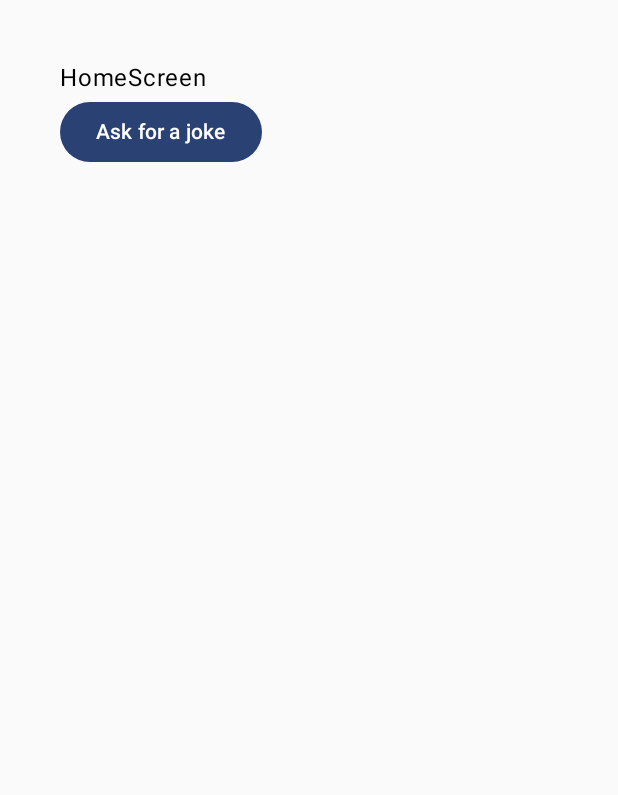
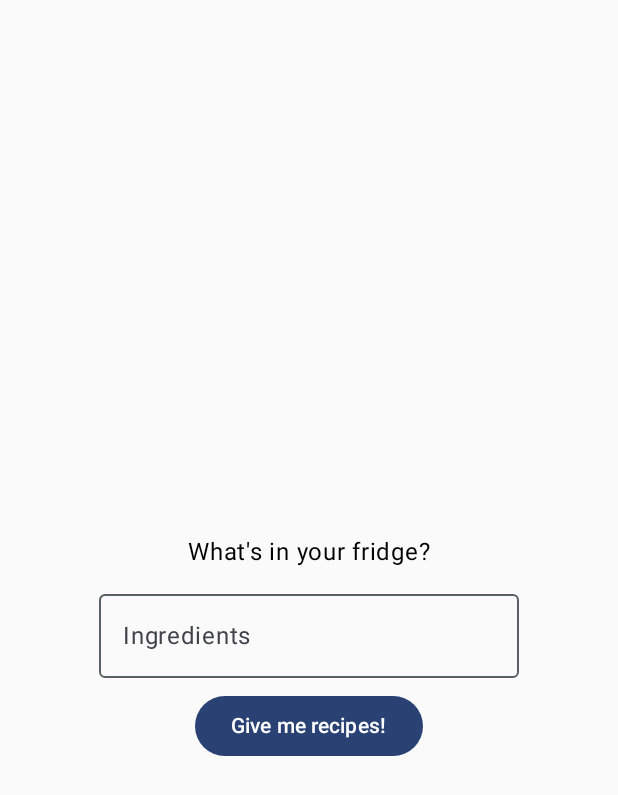
Before and after one commit to FilipMik/aidvisor, an Android app built with Jetpack Compose: the screen it shows after launch (AppActivity), on a phone screen of 412 x 824 dp. Shown: the top 795 px of the screen. Run offline under Robolectric (Android 15) with nearby library versions, the phone set to English and light mode, and no system bars; our stand-ins replace Dagger/Hilt's generated code, Timber; 1 statement that could not run was skipped.

Commit message:
Retrieve GPT response data and show lazy column

```diff
--- a/app/src/main/kotlin/com/filipmik/aidvisor/domain/usecase/GetRecipesListUseCase.kt
+++ b/app/src/main/kotlin/com/filipmik/aidvisor/domain/usecase/GetRecipesListUseCase.kt
@@ -1,9 +1,11 @@
 package com.filipmik.aidvisor.domain.usecase
 
+import android.content.res.Resources
+import com.filipmik.aidvisor.R
 import com.filipmik.aidvisor.data.model.request.ChatCompletionRequest
 import com.filipmik.aidvisor.data.model.request.Message
 import com.filipmik.aidvisor.data.repository.AidvisorRepository
-import com.filipmik.aidvisor.domain.model.RecipeListItem
+import com.filipmik.aidvisor.domain.model.Recipe
 import com.filipmik.aidvisor.tools.ApiResult
 import kotlinx.coroutines.flow.Flow
 import kotlinx.coroutines.flow.flow
@@ -11,6 +13,7 @@ import kotlinx.serialization.json.Json
 import javax.inject.Inject
 
 class GetRecipesListUseCase @Inject constructor(
+    private val resources: Resources,
     private val aidvisorRepository: AidvisorRepository
 ) {
 
@@ -19,7 +22,7 @@ class GetRecipesListUseCase @Inject constructor(
     fun init(ingredients: String) = apply {
         _ingredients = ingredients
     }
-    operator fun invoke() : Flow<ApiResult<List<RecipeListItem>>> = flow {
+    operator fun invoke() : Flow<ApiResult<List<Recipe>>> = flow {
         emit(ApiResult.Loading())
 
         try {
@@ -33,7 +36,7 @@ class GetRecipesListUseCase @Inject constructor(
                 )
             ).choices.first().message.content // The response from chatGpt
 
-            val recipeList: List<RecipeListItem> = Json.decodeFromString(body)
+            val recipeList: List<Recipe> = Json.decodeFromString(body)
 
             emit(ApiResult.Success(recipeList))
         } catch (e: Exception) {
@@ -41,9 +44,6 @@ class GetRecipesListUseCase @Inject constructor(
         }
     }
 
-    private fun getIngredientsQuery(ingredients: String): String {
-        return "Create me a JSON array response in this format: \"[{\"title\":\"Banana Pancakes\"}, ...]\"" +
-            "Without no other comments. Only the array. " +
-            "A list of recipes with these ingredients - $ingredients. With only the titles."
-    }
+    private fun getIngredientsQuery(ingredients: String): String =
+        resources.getString(R.string.gpt_query_recipes, ingredients)
 }
--- /dev/null
+++ b/app/src/main/kotlin/com/filipmik/aidvisor/injection/ApplicationModule.kt
@@ -0,0 +1,17 @@
+package com.filipmik.aidvisor.injection
+
+import android.content.Context
+import android.content.res.Resources
+import dagger.Module
+import dagger.Provides
+import dagger.hilt.InstallIn
+import dagger.hilt.android.qualifiers.ApplicationContext
+import dagger.hilt.components.SingletonComponent
+
+@Module
+@InstallIn(SingletonComponent::class)
+class ApplicationModule {
+
+    @Provides
+    fun resources(@ApplicationContext context: Context): Resources = context.resources
+}
--- a/app/src/main/kotlin/com/filipmik/aidvisor/ui/screens/home/HomeScreen.kt
+++ b/app/src/main/kotlin/com/filipmik/aidvisor/ui/screens/home/HomeScreen.kt
@@ -2,15 +2,25 @@ package com.filipmik.aidvisor.ui.screens.home
 
 import androidx.compose.foundation.layout.Arrangement
 import androidx.compose.foundation.layout.Column
+import androidx.compose.foundation.layout.Spacer
+import androidx.compose.foundation.layout.fillMaxSize
 import androidx.compose.foundation.layout.fillMaxWidth
 import androidx.compose.foundation.layout.padding
+import androidx.compose.foundation.lazy.LazyColumn
+import androidx.compose.foundation.lazy.itemsIndexed
 import androidx.compose.material3.Button
+import androidx.compose.material3.Divider
+import androidx.compose.material3.ExperimentalMaterial3Api
+import androidx.compose.material3.OutlinedTextField
 import androidx.compose.material3.Text
 import androidx.compose.runtime.Composable
+import androidx.compose.ui.Alignment
 import androidx.compose.ui.Modifier
 import androidx.compose.ui.unit.dp
 import androidx.hilt.navigation.compose.hiltViewModel
 import androidx.navigation.NavController
+import com.filipmik.aidvisor.domain.model.Recipe
+import com.filipmik.aidvisor.ui.screens.home.components.RecipeListItem
 
 @Composable
 fun HomeScreen(
@@ -18,19 +28,101 @@ fun HomeScreen(
     viewModel: HomeViewModel = hiltViewModel()
 ) {
 
-    //val response = viewModel.chatCompletionsResponse.collectAsState()
+    with(viewModel.homeState) {
+        Home.Content(
+            viewModel,
+            apiCompletionState,
+            ingredients,
+            recipes
+        )
+    }
+}
 
-    Column(
-        verticalArrangement = Arrangement.Center,
-        modifier = Modifier
-            .fillMaxWidth()
-            .padding(40.dp)
+object Home {
+
+    interface Actions {
+        fun navigateToDetailScreen()
+
+        fun onRetry()
+
+        fun setIngredients(ingredients: String)
+
+        fun fetchRecipes()
+    }
+
+    @Composable
+    fun Content(
+        actions: Actions,
+        apiCompletionState: ScreenState,
+        ingredients: String,
+        recipes: List<Recipe>
     ) {
-        Text(text = "HomeScreen")
+        Column(
+            verticalArrangement = Arrangement.SpaceEvenly
+        ) {
+            Column(
+                verticalArrangement = Arrangement.Center,
+                horizontalAlignment = Alignment.CenterHorizontally,
+                modifier = Modifier
+                    .weight(4f)
+                    .fillMaxWidth()
+            ) {
+                Spacer(modifier = Modifier.padding(20.dp))
+                IngredientsInput(ingredients, actions)
+            }
+
+            if (recipes.isNotEmpty()) {
+                Column (
+                    verticalArrangement = Arrangement.SpaceEvenly,
+                    modifier = Modifier
+                        .weight(6f)
+                        .fillMaxWidth()
+                ) {
+                    RecipesList(recipes)
+                }
+            }
+        }
+    }
+
+    @OptIn(ExperimentalMaterial3Api::class)
+    @Composable
+    fun IngredientsInput(ingredients: String, actions: Actions) {
+        Text(text = "What's in your fridge?")
+
+        Spacer(modifier = Modifier.padding(4.dp))
+
+        OutlinedTextField(
+            modifier = Modifier.padding(20.dp, 0.dp, 20.dp, 0.dp),
+            value = ingredients,
+            onValueChange = { actions.setIngredients(it) },
+            label = { Text("Ingredients") }
+        )
+
+        Spacer(modifier = Modifier.padding(4.dp))
+
         Button(onClick = {
+            actions.fetchRecipes()
+        }) {
+            Text(text = "Give me recipes!")
+        }
+    }
 
-        }) {
-            Text(text = "Ask for a joke")
+    @Composable
+    fun RecipesList(
+        recipes: List<Recipe>
+    ) {
+        LazyColumn(
+            modifier = Modifier.fillMaxSize(),
+        ) {
+            itemsIndexed(recipes) { index, recipe ->
+                RecipeListItem(recipe = recipe, onItemClick = {})
+                if (index < recipes.lastIndex) {
+                    Divider(
+                        modifier = Modifier.padding(start = 16.dp, end = 16.dp),
+                        thickness = 1.dp
+                    )
+                }
+            }
         }
     }
 }
--- a/app/src/main/kotlin/com/filipmik/aidvisor/ui/screens/home/HomeState.kt
+++ b/app/src/main/kotlin/com/filipmik/aidvisor/ui/screens/home/HomeState.kt
@@ -1,10 +1,23 @@
 package com.filipmik.aidvisor.ui.screens.home
 
-import com.filipmik.aidvisor.domain.model.RecipeListItem
+import androidx.compose.runtime.getValue
+import androidx.compose.runtime.setValue
+import androidx.compose.runtime.mutableStateOf
+import com.filipmik.aidvisor.domain.model.Recipe
+import dagger.hilt.android.scopes.ViewModelScoped
 
-data class HomeState(
-    val isLoading: Boolean = false,
-    val recipes: List<RecipeListItem> = emptyList(),
-    val ingredients: String = "apple, flour, egg, walnuts, butter, cream",
-    val error: String = ""
-)
+@ViewModelScoped
+class HomeState {
+
+    var apiCompletionState: ScreenState by mutableStateOf(ScreenState.CONTENT)
+
+    var recipes: List<Recipe> by mutableStateOf(listOf())
+
+    var ingredients: String by mutableStateOf("")
+
+    var error: String? by mutableStateOf("")
+}
+
+enum class ScreenState {
+    LOADING, CONTENT, ERROR
+}
--- a/app/src/main/kotlin/com/filipmik/aidvisor/ui/screens/home/HomeViewModel.kt
+++ b/app/src/main/kotlin/com/filipmik/aidvisor/ui/screens/home/HomeViewModel.kt
@@ -1,31 +1,55 @@
 package com.filipmik.aidvisor.ui.screens.home
 
-import androidx.compose.runtime.State
-import androidx.compose.runtime.mutableStateOf
 import androidx.lifecycle.ViewModel
 import androidx.lifecycle.viewModelScope
 import com.filipmik.aidvisor.domain.usecase.GetRecipesListUseCase
+import com.filipmik.aidvisor.tools.ApiResult
 import dagger.hilt.android.lifecycle.HiltViewModel
+import kotlinx.coroutines.Dispatchers
+import kotlinx.coroutines.flow.flowOn
 import kotlinx.coroutines.flow.launchIn
 import kotlinx.coroutines.flow.onEach
-import kotlinx.coroutines.launch
 import javax.inject.Inject
 
 @HiltViewModel
 class HomeViewModel @Inject constructor(
     private val getRecipesListUseCase: GetRecipesListUseCase
-) : ViewModel() {
+) : ViewModel(), Home.Actions {
 
-    private val _homeState = mutableStateOf(HomeState())
-    val homeState: State<HomeState> = _homeState
+    private val _homeState = HomeState()
+    val homeState: HomeState = _homeState
 
-    init {
-        viewModelScope.launch {
-            getRecipesListUseCase.init(
-                "bread, cheese, ham, eggs"
-            ).invoke().onEach {
-                it
-            }.launchIn(viewModelScope)
+    override fun fetchRecipes() {
+        with(_homeState) {
+            getRecipesListUseCase.init(ingredients).invoke()
+                .flowOn(Dispatchers.IO)
+                .onEach {
+                    when (it) {
+                        is ApiResult.Error -> {
+                            apiCompletionState = ScreenState.ERROR
+                            error = it.message ?: "Unknown error"
+                        }
+                        is ApiResult.Loading -> {
+                            apiCompletionState = ScreenState.LOADING
+                        }
+                        is ApiResult.Success -> {
+                            apiCompletionState = ScreenState.CONTENT
+                            recipes = it.data ?: listOf()
+                        }
+                    }
+                }.launchIn(viewModelScope)
         }
     }
+
+    override fun navigateToDetailScreen() {
+        //TODO("Not yet implemented")
+    }
+
+    override fun onRetry() {
+        //TODO("Not yet implemented")
+    }
+
+    override fun setIngredients(ingredients: String) {
+        _homeState.ingredients = ingredients
+    }
 }
--- a/app/src/main/kotlin/com/filipmik/aidvisor/ui/theme/Color.kt
+++ b/app/src/main/kotlin/com/filipmik/aidvisor/ui/theme/Color.kt
@@ -9,3 +9,7 @@ val Pink80 = Color(0xFFEFB8C8)
 val Purple40 = Color(0xFF6650a4)
 val PurpleGrey40 = Color(0xFF625b71)
 val Pink40 = Color(0xFF7D5260)
+
+val Green = Color(0xFF99C140)
+val Yellow = Color(0xFFE7B416)
+val DarkOrange = Color(0xFFFB7B2B)
--- a/app/src/main/res/values/strings.xml
+++ b/app/src/main/res/values/strings.xml
@@ -1,3 +1,7 @@
 <resources>
     <string name="app_name">aidvisor</string>
+    <string name="gpt_query_recipes">Create me a JSON array response in this format: \"[{\"title\":\"Banana Pancakes\"}, …]\"
+        Without no other comments. Only the array. A list of recipes with these ingredients
+        - %s. With only the titles and recipe difficulty named (\"difficulty\")
+        - [easy, medium, hard]</string>
 </resources>
```
Also changed, not shown: app/src/main/kotlin/com/filipmik/aidvisor/domain/model/Recipe.kt (added, +32 -0 lines), app/src/main/kotlin/com/filipmik/aidvisor/domain/model/RecipeListItem.kt (deleted, +0 -8 lines), app/src/main/kotlin/com/filipmik/aidvisor/ui/screens/home/components/RecipeListItem.kt (added, +58 -0 lines).
